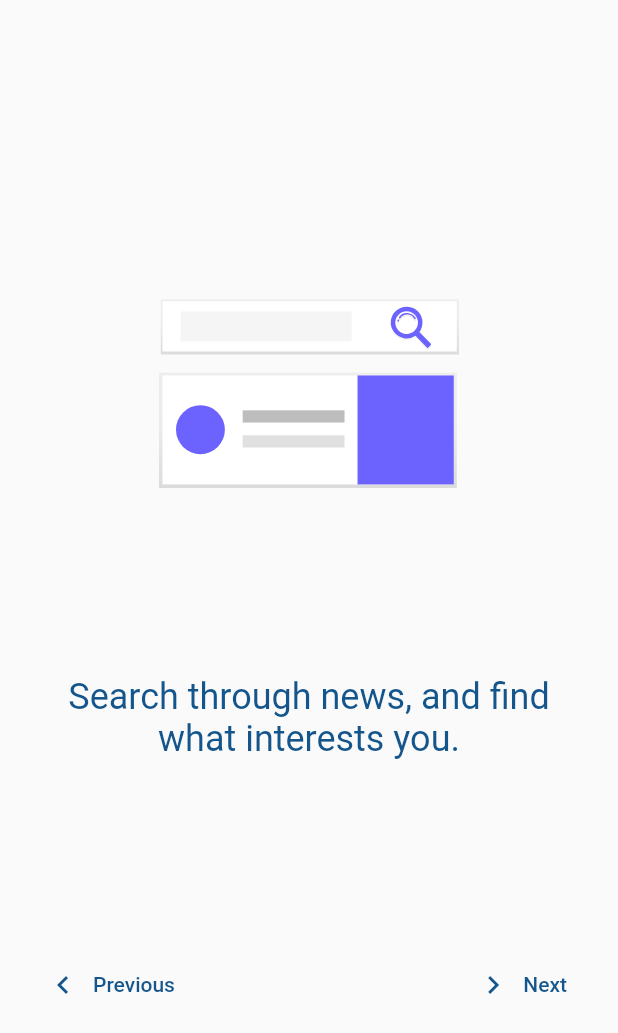
After one commit to ayush221b/newsline, a Flutter app: the OnboardingView screen opened directly, swiped to page 2, on a phone screen of 412 x 824 dp. The commit adds this screen. Shown: the top 1033 px of the screen. Run offline on Flutter 3.47's test engine with Material 2 defaults, Android fonts, the phone set to English and light mode, and no system bars; our stand-ins replace cached_network_image, flutter_svg, geolocator, rxdart, share, shared_preferences and 1 more; missing offline and left inert: flutter_custom_tabs; accounts and stored records are empty.

Commit message:
Added onboarding for first time use

```diff
--- a/lib/app/newsline.dart
+++ b/lib/app/newsline.dart
@@ -12,6 +12,7 @@ class NewslineApp extends StatefulWidget {
 class _NewslineAppState extends State<NewslineApp> {
   NewsService _newsService;
   LocationService _locationService;
+  bool onboard = false;
 
   @override
   void initState() {
@@ -19,6 +20,8 @@ class _NewslineAppState extends State<NewslineApp> {
     _locationService = LocationService();
     super.initState();
   }
+
+
 
   @override
   Widget build(BuildContext context) {
--- a/lib/app/routes/route_manager.dart
+++ b/lib/app/routes/route_manager.dart
@@ -3,15 +3,18 @@ import 'package:newsline/app/services/location_service.dart';
 import 'package:newsline/app/services/news_service.dart';
 import 'package:newsline/app/ui/screens/loading_screen.dart';
 import 'package:newsline/app/ui/screens/news_screen.dart';
+import 'package:newsline/app/ui/screens/onboarding_screen.dart';
 
 Map<String, WidgetBuilder> buildNamedRoutes(
     NewsService newsService, LocationService locationService) {
+
   Map<String, WidgetBuilder> namedRoutes = {
     '/news': (BuildContext context) => NewsScreen(),
     '/': (BuildContext context) => LoadingScreen(
           newsService: newsService,
           locationService: locationService,
-        )
+        ),
+    '/onboard': (BuildContext context) => OnboardingScreen(),
   };
 
   return namedRoutes;
--- /dev/null
+++ b/lib/app/ui/screens/onboarding_screen.dart
@@ -0,0 +1,9 @@
+import 'package:flutter/material.dart';
+import 'package:newsline/app/ui/views/onboarding_view.dart';
+
+class OnboardingScreen extends StatelessWidget {
+  @override
+  Widget build(BuildContext context) {
+    return OnboardingView();
+  }
+}
--- a/lib/app/ui/views/loading_view.dart
+++ b/lib/app/ui/views/loading_view.dart
@@ -2,6 +2,7 @@ import 'package:flutter/material.dart';
 import 'package:newsline/app/services/location_service.dart';
 import 'package:newsline/app/services/news_service.dart';
 import 'package:newsline/app/ui/widgets/loading_screen_widget.dart';
+import 'package:shared_preferences/shared_preferences.dart';
 
 class LoadingView extends StatefulWidget {
   final LocationService locationService;
@@ -14,12 +15,33 @@ class LoadingView extends StatefulWidget {
 
 class _LoadingViewState extends State<LoadingView> {
   String _loadingText;
+  bool onboard = false;
 
   @override
   void initState() {
     traceLocationState();
     this.widget.locationService.getUserLocation();
+    checkIfOpenedBefore();
     super.initState();
+  }
+
+  void checkIfOpenedBefore() async {
+    SharedPreferences prefs = await SharedPreferences.getInstance();
+
+    bool openedBefore = prefs.getBool('openedBefore');
+
+    if (openedBefore != null) {
+      if (openedBefore) {
+        setState(() {
+          onboard = false;
+        });
+      }
+    } else {
+      setState(() {
+        onboard = true;
+      });
+      prefs.setBool('openedBefore', true);
+    }
   }
 
   void traceLocationState() {
@@ -51,7 +73,9 @@ class _LoadingViewState extends State<LoadingView> {
             _loadingText = 'Fetching News Articles...';
           });
         } else if (newsLoadState == NewsLoadState.Loaded) {
-          Navigator.pushReplacementNamed(context, '/news');
+          onboard
+              ? Navigator.pushReplacementNamed(context, '/onboard')
+              : Navigator.pushReplacementNamed(context, '/news');
         }
       });
 
--- /dev/null
+++ b/lib/app/ui/views/onboarding_view.dart
@@ -0,0 +1,47 @@
+import 'package:flutter/material.dart';
+import 'package:newsline/app/ui/widgets/onboarding_template.dart';
+
+class OnboardingView extends StatefulWidget {
+  @override
+  _OnboardingViewState createState() => _OnboardingViewState();
+}
+
+class _OnboardingViewState extends State<OnboardingView> {
+  final PageController _controller = PageController();
+  @override
+  Widget build(BuildContext context) {
+    return Scaffold(
+      appBar: AppBar(
+        automaticallyImplyLeading: false,
+        elevation: 0,
+        backgroundColor: Colors.transparent,
+      ),
+      body: PageView(
+        controller: _controller,
+        children: <Widget>[
+          OnboardingTemplate(
+            controller: _controller,
+            imagePath: 'assets/image/welcome.svg',
+            text:
+                'Hello, welcome to Newsline. \n\nSee what\'s making headlines near you, right here, right now.',
+          ),
+          OnboardingTemplate(
+            controller: _controller,
+            imagePath: 'assets/image/search.svg',
+            text: 'Search through news, and find what interests you.',
+          ),
+          OnboardingTemplate(
+            controller: _controller,
+            imagePath: 'assets/image/share.svg',
+            text: 'Share the articles with your friends.',
+          ),
+          OnboardingTemplate(
+            controller: _controller,
+            imagePath: 'assets/image/click-here.svg',
+            text: 'Quickly jump to original article, right inside the app.',
+          ),
+        ],
+      ),
+    );
+  }
+}
--- /dev/null
+++ b/lib/app/ui/widgets/onboarding_template.dart
@@ -0,0 +1,86 @@
+import 'package:flutter/material.dart';
+import 'package:flutter_svg/flutter_svg.dart';
+
+class OnboardingTemplate extends StatelessWidget {
+  const OnboardingTemplate({
+    Key key,
+    @required PageController controller,
+    @required String imagePath,
+    @required String text,
+  })  : _controller = controller,
+        _imagePath = imagePath,
+        _text = text,
+        super(key: key);
+
+  final PageController _controller;
+  final String _imagePath;
+  final String _text;
+
+  @override
+  Widget build(BuildContext context) {
+    return Container(
+        margin: EdgeInsets.all(8),
+        padding: EdgeInsets.all(10),
+        child: Column(
+          mainAxisAlignment: MainAxisAlignment.spaceEvenly,
+          crossAxisAlignment: CrossAxisAlignment.center,
+          children: <Widget>[
+            SvgPicture.asset(
+              '$_imagePath',
+              width: 200,
+            ),
+            Text(
+              '$_text',
+              textAlign: TextAlign.center,
+              style: TextStyle(
+                  color: Theme.of(context).primaryColor, fontSize: 24),
+            ),
+            Row(
+              mainAxisAlignment: MainAxisAlignment.spaceBetween,
+              children: <Widget>[
+                if (_imagePath == 'assets/image/welcome.svg')
+                  FlatButton.icon(
+                    textColor: Theme.of(context).primaryColor,
+                    onPressed: () {
+                      Navigator.pushReplacementNamed(context, '/news');
+                    },
+                    label: Text('Skip'),
+                    icon: Icon(Icons.fast_forward),
+                  )
+                else
+                  FlatButton.icon(
+                    textColor: Theme.of(context).primaryColor,
+                    onPressed: () {
+                      _controller.previousPage(
+                          duration: Duration(milliseconds: 500),
+                          curve: Curves.linear);
+                    },
+                    label: Text('Previous'),
+                    icon: Icon(Icons.navigate_before),
+                  ),
+                if (_imagePath == 'assets/image/click-here.svg')
+                  FlatButton.icon(
+                    textColor: Theme.of(context).primaryColor,
+                    onPressed: () {
+                      Navigator.pushReplacementNamed(context, '/news');
+                    },
+                    label: Text('Continue to App'),
+                    icon: Icon(Icons.navigate_next),
+                  )
+                else
+                  FlatButton.icon(
+                    textColor: Theme.of(context).primaryColor,
+                    onPressed: () {
+                      _controller.nextPage(
+                          duration: Duration(milliseconds: 500),
+                          curve: Curves.linear);
+                    },
+                    label: Text('Next'),
+                    icon: Icon(Icons.navigate_next),
+                  )
+              ],
+            )
+          ],
+        ));
+  }
+}
```
Also changed, not shown: pubspec.yaml (+7 -1 lines), assets/image/click-here.svg (added), assets/image/search.svg (added), assets/image/share.svg (added), assets/image/welcome.svg (added), pubspec.lock.
